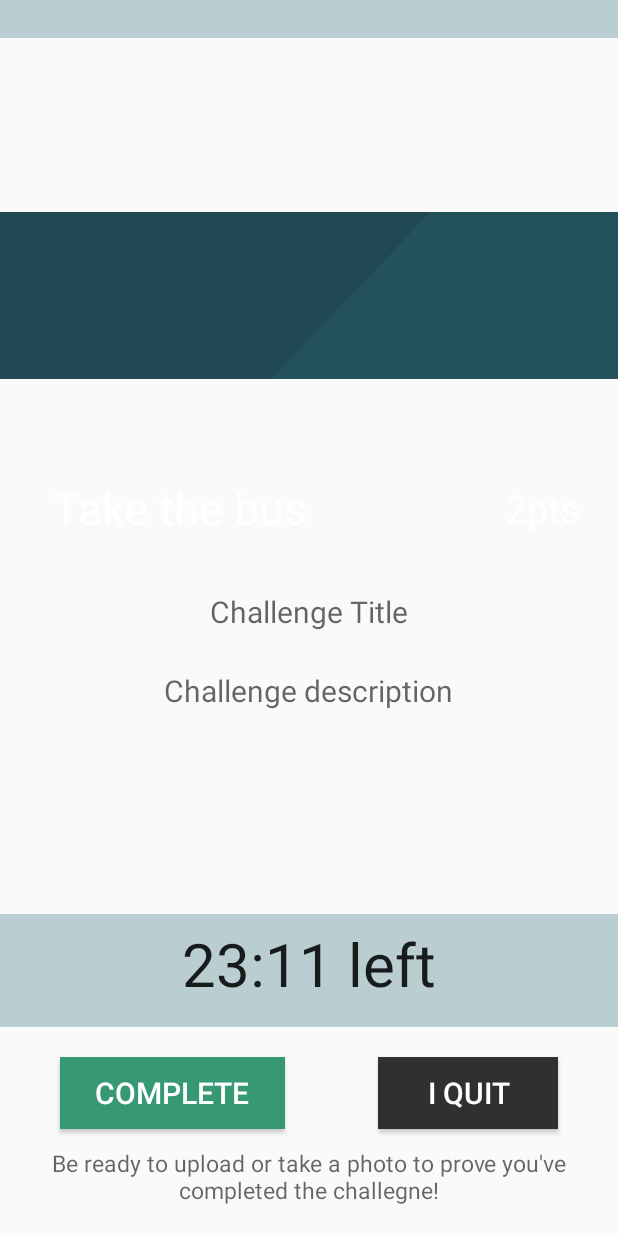
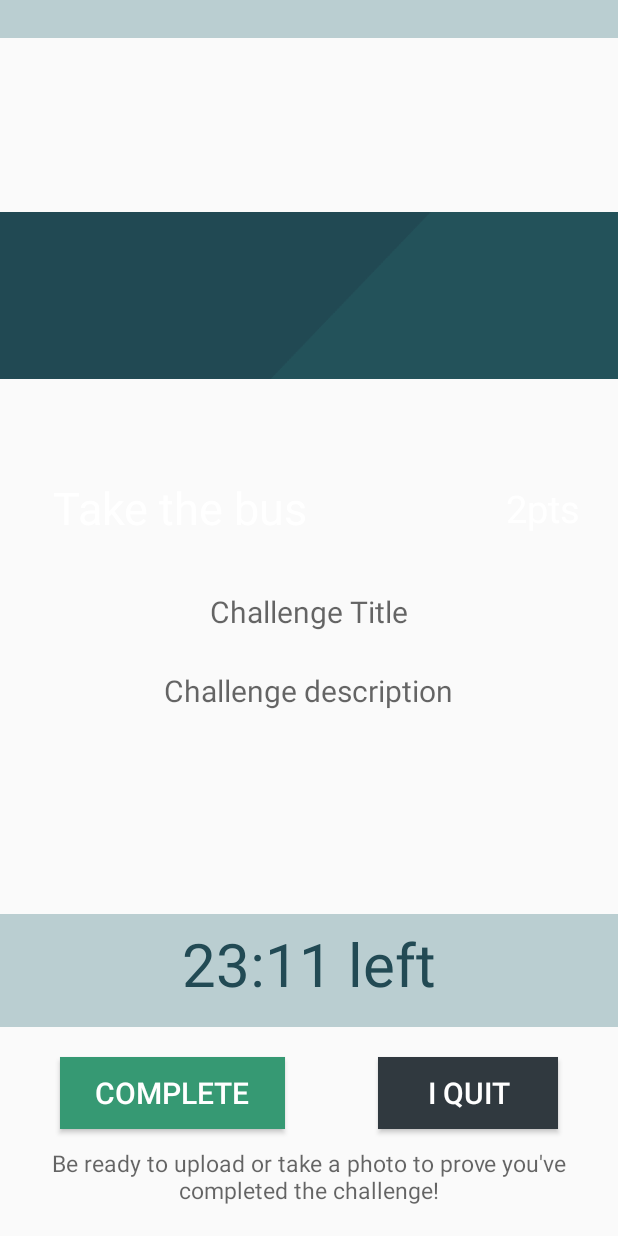
Before and after one commit to ahung93/EcoQuest, an Android app: the layout activity_challenge_in_progress.xml on its own in the app's theme, with its tools: preview values and no code run, on a phone screen of 412 x 824 dp. Run offline under Robolectric (Android 15) with nearby library versions, the phone set to English and light mode, and no system bars.

Commit message:
UI and camera maybe

```diff
--- a/app/src/main/res/layout/activity_challenge_in_progress.xml
+++ b/app/src/main/res/layout/activity_challenge_in_progress.xml
@@ -91,13 +91,14 @@
         android:layout_gravity="center"
         android:layout_alignParentEnd="true"
         android:layout_alignParentStart="true"
-        android:gravity="center_horizontal" />
+        android:gravity="center_horizontal"
+        android:textColor="#224a54" />
 
     <TextView
         android:layout_width="wrap_content"
         android:layout_height="wrap_content"
         android:textAppearance="?android:attr/textAppearanceMedium"
-        android:text="Be ready to upload or take a photo to prove you&apos;ve completed the challegne!"
+        android:text="Be ready to upload or take a photo to prove you&apos;ve completed the challenge!"
         android:id="@+id/textView15"
         android:textSize="15dp"
         android:layout_alignParentBottom="true"
@@ -106,6 +107,7 @@
         android:gravity="center_horizontal" />
 
     <Button
+        android:onClick="captureHandler"
         android:layout_width="wrap_content"
         android:layout_height="wrap_content"
         android:text="Complete"
@@ -119,7 +121,9 @@
         android:layout_marginTop="20dp"
         android:visibility="visible"
         android:width="150dp"
-        android:textSize="20dp" />
+        android:textSize="20dp"
+        android:clickable="true"
+        />
 
     <Button
         android:layout_width="wrap_content"
@@ -131,11 +135,12 @@
         android:layout_alignEnd="@+id/textView9"
         android:layout_alignParentRight="true"
         android:layout_marginRight="40dp"
-        android:background="#ff303030"
+        android:background="#30393f"
         android:textColor="#ffffffff"
         android:layout_marginTop="20dp"
         android:width="120dp"
-        android:textSize="20dp" />
+        android:textSize="20dp"
+        android:clickable="true" />
 
     <ImageView
         android:layout_width="800dp"
```
